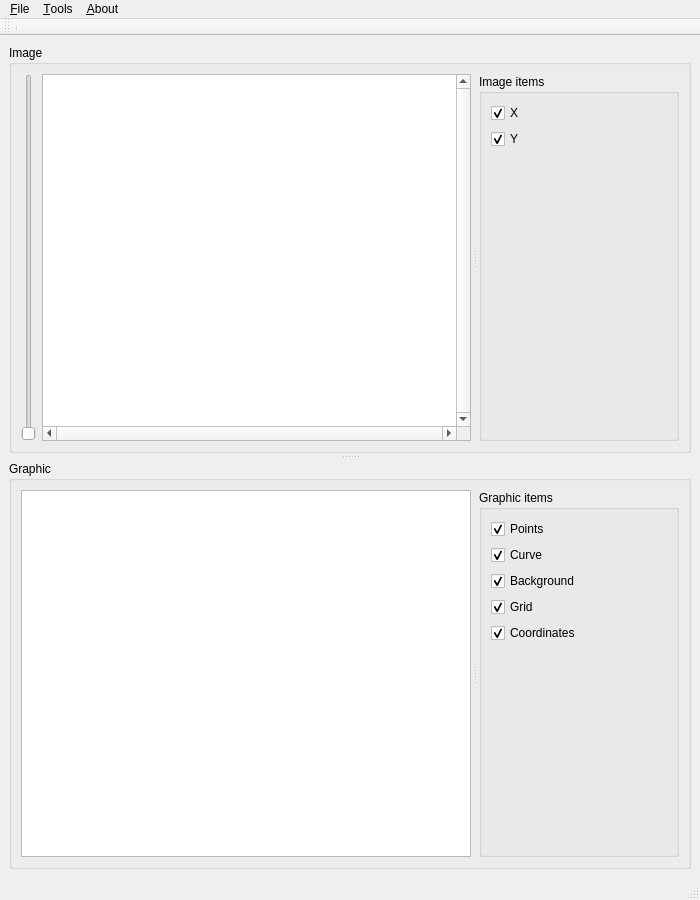
Old version of the form mainwindow.ui in the repository sbrepo2022/graph_vision.
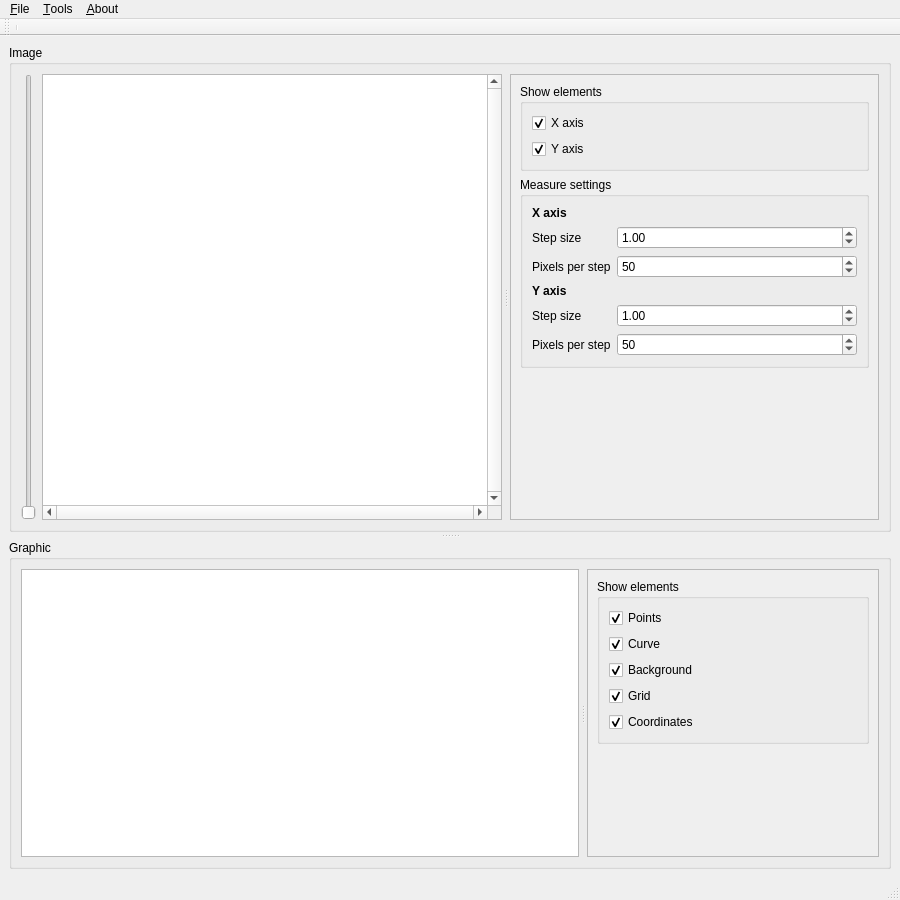
New version of the form. Custom widgets are drawn as their Qt base class.

```diff
--- a/mainwindow.ui
+++ b/mainwindow.ui
@@ -6,7 +6,7 @@
    <rect>
     <x>0</x>
     <y>0</y>
-    <width>700</width>
+    <width>900</width>
     <height>900</height>
    </rect>
   </property>
@@ -39,7 +39,7 @@
        <property name="title">
         <string>Image</string>
        </property>
-       <layout class="QVBoxLayout" name="verticalLayout_2">
+       <layout class="QVBoxLayout" name="verticalLayout_3">
         <item>
          <widget class="QSplitter" name="splitterImage">
           <property name="orientation">
@@ -99,27 +99,39 @@
             </item>
            </layout>
           </widget>
-          <widget class="QGroupBox" name="groupBoxImage">
-           <property name="sizePolicy">
-            <sizepolicy hsizetype="Preferred" vsizetype="Preferred">
-             <horstretch>0</horstretch>
-             <verstretch>0</verstretch>
-            </sizepolicy>
-           </property>
+          <widget class="QScrollArea" name="scrollImageSettings">
            <property name="minimumSize">
             <size>
-             <width>200</width>
+             <width>290</width>
              <height>0</height>
             </size>
            </property>
+           <property name="sizeAdjustPolicy">
+            <enum>QAbstractScrollArea::AdjustIgnored</enum>
+           </property>
+           <property name="widgetResizable">
+            <bool>true</bool>
+           </property>
+           <widget class="QWidget" name="scrollImageWidgetContents">
+            <property name="geometry">
+             <rect>
+              <x>0</x>
+              <y>0</y>
+              <width>300</width>
+              <height>449</height>
+             </rect>
+            </property>
+            <layout class="QVBoxLayout" name="verticalLayout_2">
+             <item>
+              <widget class="QGroupBox" name="groupImageElements">
            <property name="title">
-            <string>Image items</string>
-           </property>
-           <layout class="QVBoxLayout" name="verticalLayout_3">
+                <string>Show elements</string>
+               </property>
+               <layout class="QVBoxLayout" name="verticalLayout_4">
             <item>
              <widget class="QCheckBox" name="checkXAxis">
               <property name="text">
-               <string>X</string>
+                   <string>X axis</string>
               </property>
               <property name="checked">
                <bool>true</bool>
@@ -129,11 +141,129 @@
             <item>
              <widget class="QCheckBox" name="checkYAxis">
               <property name="text">
-               <string>Y</string>
+                   <string>Y axis</string>
               </property>
               <property name="checked">
                <bool>true</bool>
               </property>
+                 </widget>
+                </item>
+               </layout>
+              </widget>
+             </item>
+             <item>
+              <widget class="QGroupBox" name="groupMeasure">
+               <property name="title">
+                <string>Measure settings</string>
+               </property>
+               <layout class="QFormLayout" name="formLayout">
+                <item row="1" column="0">
+                 <widget class="QLabel" name="label">
+                  <property name="text">
+                   <string>Step size</string>
+                  </property>
+                 </widget>
+                </item>
+                <item row="1" column="1">
+                 <widget class="QDoubleSpinBox" name="doubleSpinStepX">
+                  <property name="minimumSize">
+                   <size>
+                    <width>0</width>
+                    <height>0</height>
+                   </size>
+                  </property>
+                  <property name="maximum">
+                   <double>1000000000.000000000000000</double>
+                  </property>
+                  <property name="value">
+                   <double>1.000000000000000</double>
+                  </property>
+                 </widget>
+                </item>
+                <item row="2" column="0">
+                 <widget class="QLabel" name="label_2">
+                  <property name="text">
+                   <string>Pixels per step</string>
+                  </property>
+                 </widget>
+                </item>
+                <item row="2" column="1">
+                 <widget class="QSpinBox" name="spinPPSX">
+                  <property name="minimum">
+                   <number>1</number>
+                  </property>
+                  <property name="maximum">
+                   <number>1000000000</number>
+                  </property>
+                  <property name="value">
+                   <number>50</number>
+                  </property>
+                 </widget>
+                </item>
+                <item row="0" column="0">
+                 <widget class="QLabel" name="label_3">
+                  <property name="font">
+                   <font>
+                    <weight>75</weight>
+                    <bold>true</bold>
+                   </font>
+                  </property>
+                  <property name="text">
+                   <string>X axis</string>
+                  </property>
+                 </widget>
+                </item>
+                <item row="3" column="0">
+                 <widget class="QLabel" name="label_4">
+                  <property name="font">
+                   <font>
+                    <weight>75</weight>
+                    <bold>true</bold>
+                   </font>
+                  </property>
+                  <property name="text">
+                   <string>Y axis</string>
+                  </property>
+                 </widget>
+                </item>
+                <item row="4" column="0">
+                 <widget class="QLabel" name="label_5">
+                  <property name="text">
+                   <string>Step size</string>
+                  </property>
+                 </widget>
+                </item>
+                <item row="5" column="0">
+                 <widget class="QLabel" name="label_6">
+                  <property name="text">
+                   <string>Pixels per step</string>
+                  </property>
+                 </widget>
+                </item>
+                <item row="4" column="1">
+                 <widget class="QDoubleSpinBox" name="doubleSpinStepY">
+                  <property name="maximum">
+                   <double>1000000000.000000000000000</double>
+                  </property>
+                  <property name="value">
+                   <double>1.000000000000000</double>
+                  </property>
+                 </widget>
+                </item>
+                <item row="5" column="1">
+                 <widget class="QSpinBox" name="spinPPSY">
+                  <property name="minimum">
+                   <number>1</number>
+                  </property>
+                  <property name="maximum">
+                   <number>1000000000</number>
+                  </property>
+                  <property name="value">
+                   <number>50</number>
+                  </property>
+                 </widget>
+                </item>
+               </layout>
              </widget>
             </item>
             <item>
@@ -152,6 +282,7 @@
            </layout>
           </widget>
          </widget>
+         </widget>
         </item>
        </layout>
       </widget>
@@ -159,7 +290,7 @@
        <property name="title">
         <string>Graphic</string>
        </property>
-       <layout class="QVBoxLayout" name="verticalLayout_5">
+       <layout class="QVBoxLayout" name="verticalLayout_6">
         <item>
          <widget class="QSplitter" name="splitterGraph">
           <property name="orientation">
@@ -176,19 +307,34 @@
             </size>
            </property>
           </widget>
-          <widget class="QGroupBox" name="groupGraphItems">
+          <widget class="QScrollArea" name="scrollGraphSettings">
            <property name="minimumSize">
             <size>
-             <width>200</width>
+             <width>290</width>
              <height>0</height>
             </size>
            </property>
+           <property name="widgetResizable">
+            <bool>true</bool>
+           </property>
+           <widget class="QWidget" name="scrollGraphWidgetContents">
+            <property name="geometry">
+             <rect>
+              <x>0</x>
+              <y>0</y>
+              <width>316</width>
+              <height>272</height>
+             </rect>
+            </property>
+            <layout class="QVBoxLayout" name="verticalLayout_5">
+             <item>
+              <widget class="QGroupBox" name="groupGraphElements">
            <property name="title">
-            <string>Graphic items</string>
-           </property>
-           <layout class="QVBoxLayout" name="verticalLayout_6">
+                <string>Show elements</string>
+               </property>
+               <layout class="QVBoxLayout" name="verticalLayout_7">
             <item>
-             <widget class="QCheckBox" name="checkBoxPoints">
+                 <widget class="QCheckBox" name="checkPoints">
               <property name="text">
                <string>Points</string>
               </property>
@@ -198,7 +344,7 @@
              </widget>
             </item>
             <item>
-             <widget class="QCheckBox" name="checkBoxCurve">
+                 <widget class="QCheckBox" name="checkCurve">
               <property name="text">
                <string>Curve</string>
               </property>
@@ -208,7 +354,7 @@
              </widget>
             </item>
             <item>
-             <widget class="QCheckBox" name="checkBoxBackground">
+                 <widget class="QCheckBox" name="checkBackground">
               <property name="text">
                <string>Background</string>
               </property>
@@ -218,7 +364,7 @@
              </widget>
             </item>
             <item>
-             <widget class="QCheckBox" name="checkBoxGrid">
+                 <widget class="QCheckBox" name="checkGrid">
               <property name="text">
                <string>Grid</string>
               </property>
@@ -228,7 +374,7 @@
              </widget>
             </item>
             <item>
-             <widget class="QCheckBox" name="checkBoxCoord">
+                 <widget class="QCheckBox" name="checkCoord">
               <property name="text">
                <string>Coordinates</string>
               </property>
@@ -237,6 +383,9 @@
               </property>
              </widget>
             </item>
+               </layout>
+              </widget>
+             </item>
             <item>
              <spacer name="verticalSpacer_2">
               <property name="orientation">
@@ -253,6 +402,7 @@
            </layout>
           </widget>
          </widget>
+         </widget>
         </item>
        </layout>
       </widget>
@@ -265,7 +415,7 @@
     <rect>
      <x>0</x>
      <y>0</y>
-     <width>700</width>
+     <width>900</width>
      <height>22</height>
     </rect>
    </property>
```
Lines whose indentation alone changed are shown as unchanged.
